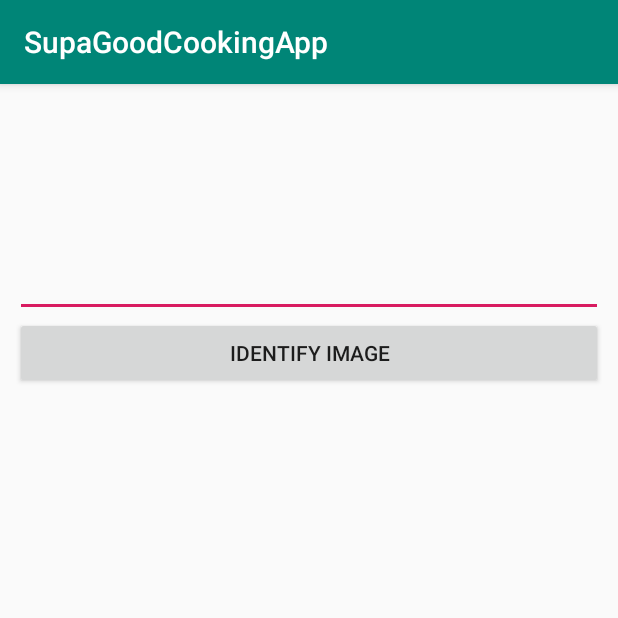
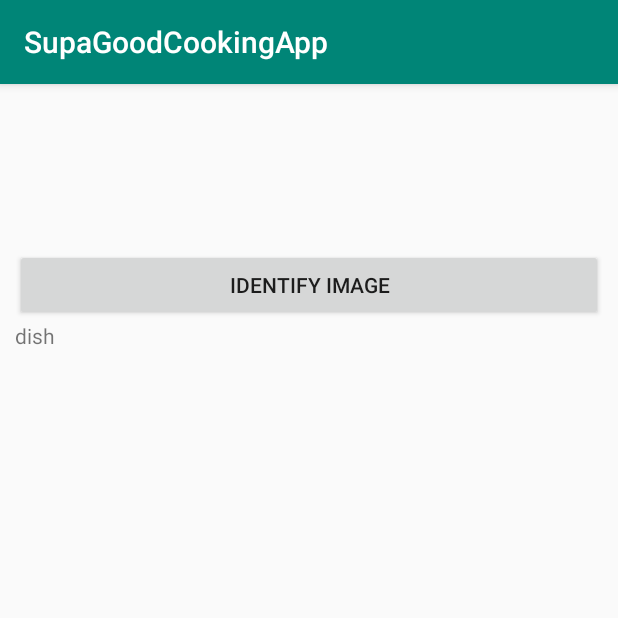
Before and after one commit to skagawa2/CS125-FA18-Cooking, an Android app: the screen it shows after launch (MainActivity), on a phone screen of 412 x 824 dp, the top half of it. Run offline under Robolectric (Android 15) with nearby library versions, the phone set to English and light mode, and no system bars.

Commit message:
removed unnecessary elements

```diff
--- a/SupaGoodCookingApp/app/src/main/java/com/example/alex/supagoodcookingapp/MainActivity.java
+++ b/SupaGoodCookingApp/app/src/main/java/com/example/alex/supagoodcookingapp/MainActivity.java
@@ -25,9 +25,8 @@ public class MainActivity extends AppCompatActivity implements View.OnClickListe
 
         imageToUpload = (ImageView) findViewById(R.id.imageToUpload);
 
-        identifyImage = (Button) findViewById(R.id.bUploadImage);
+        identifyImage = (Button) findViewById(R.id.identifyImage);
 
-        uploadImageName = (EditText) findViewById(R.id.etUploadName);
 
         imageToUpload.setOnClickListener(this);
         identifyImage.setOnClickListener(this);
--- a/SupaGoodCookingApp/app/src/main/res/layout/activity_main.xml
+++ b/SupaGoodCookingApp/app/src/main/res/layout/activity_main.xml
@@ -14,16 +14,18 @@
         android:layout_width="100dp"
         android:layout_height="100dp" />
 
-        <EditText
-            android:id="@+id/etUploadName"
+        <Button
+            android:id="@+id/identifyImage"
+            android:text="@string/identify_image"
             android:layout_width="match_parent"
             android:layout_height="wrap_content" />
 
-        <Button
-            android:id="@+id/identifyImage"
-            android:text="Identify Image"
+        <TextView
+            android:id="@+id/dish"
             android:layout_width="match_parent"
-            android:layout_height="wrap_content" />
+            android:layout_height="wrap_content"
+            android:layout_gravity="center_horizontal"
+            android:text="dish" />
 
     </LinearLayout>
 </ScrollView>
--- a/SupaGoodCookingApp/app/src/main/res/values/strings.xml
+++ b/SupaGoodCookingApp/app/src/main/res/values/strings.xml
@@ -1,3 +1,4 @@
 <resources>
     <string name="app_name">SupaGoodCookingApp</string>
+    <string name="identify_image">Identify Image</string>
 </resources>
```
Also changed, not shown: 217 other files.
